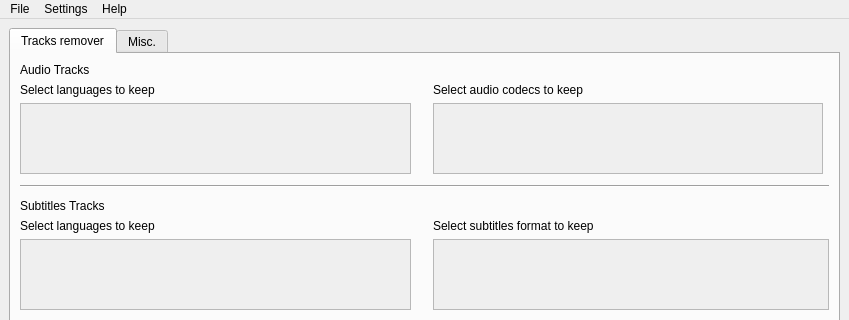
azsde/BatchMkvToolbox, file ui/mainwindow.ui: the form before one commit; both pictures show x 0 to 849 and y 0 to 320 of the 849 by 683 pixel window.
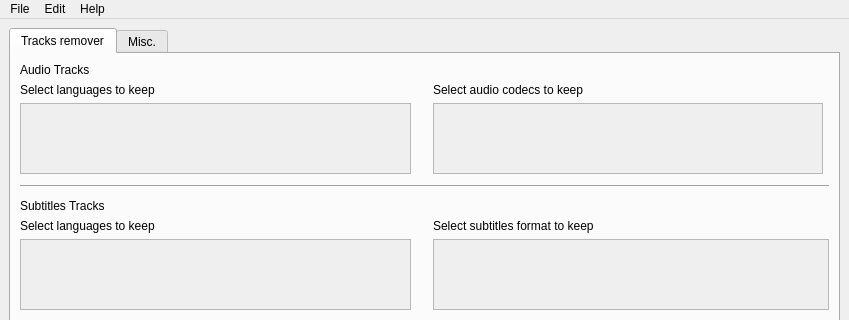
The form after the commit.

Commit message: [DEV] Implement settings mecanism

```diff
--- a/ui/mainwindow.ui
+++ b/ui/mainwindow.ui
@@ -482,14 +482,14 @@
     </property>
     <addaction name="actionAbout"/>
    </widget>
-   <widget class="QMenu" name="menuSettings">
+   <widget class="QMenu" name="menuEdit">
     <property name="title">
-     <string>Settings</string>
+     <string>Edit</string>
     </property>
     <addaction name="actionEdit_settings"/>
    </widget>
    <addaction name="menuTest"/>
-   <addaction name="menuSettings"/>
+   <addaction name="menuEdit"/>
    <addaction name="menuHelp"/>
   </widget>
   <widget class="QStatusBar" name="statusbar"/>
```
Left out of the diff: 16 changed lines with no effect on the pictures. The commit also changes 8 other files.
